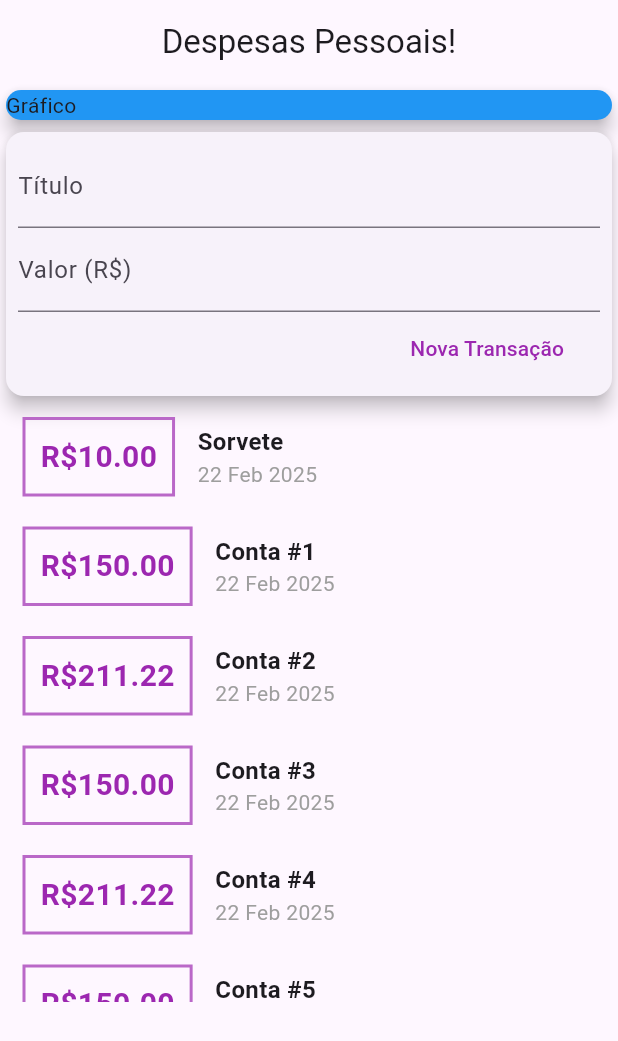
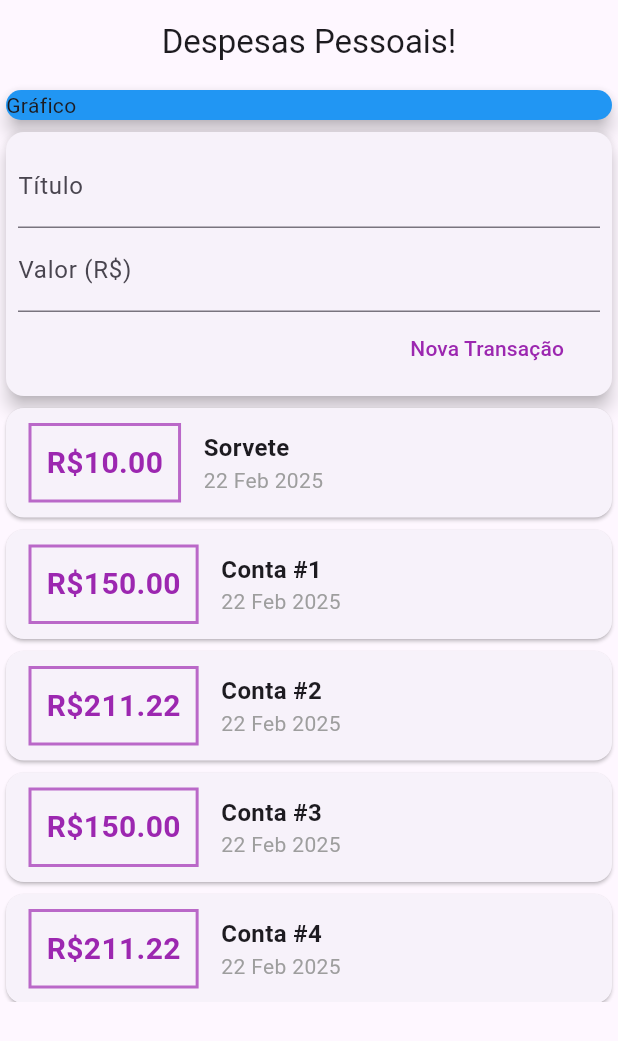
Before and after one commit to gabznavas/dart-flutter-apps, a Flutter app: the screen it shows after launch, on a phone screen of 412 x 824 dp. Shown: the top 1041 px of the screen. Run offline on Flutter 3.47's test engine with Material 3 defaults, Android fonts, the phone set to English and light mode, and no system bars.

Commit message:
recatory with list view builder

```diff
--- a/expenses_flutter/lib/components/transaction_list.dart
+++ b/expenses_flutter/lib/components/transaction_list.dart
@@ -11,26 +11,20 @@ class TransactionList extends StatelessWidget {
   Widget build(BuildContext context) {
     const String dateBrazilFormat = 'd MMM y';
 
-    return Container(
+    return SizedBox(
       height: 400,
-      child: SingleChildScrollView(
-        child: Column(
-          crossAxisAlignment: CrossAxisAlignment.stretch,
-          children:
-              transactions.map((transaction) {
-                return Row(
+      child: ListView.builder(
+        itemCount: transactions.length,
+        itemBuilder: (ctx, index) {
+          final transaction = transactions[index];
+          return Card(
+            child: Row(
               children: [
                 Container(
                   // margin simétrico na horizon e vertical
-                      margin: EdgeInsets.symmetric(
-                        horizontal: 15,
-                        vertical: 10,
-                      ),
+                  margin: EdgeInsets.symmetric(horizontal: 15, vertical: 10),
                   decoration: BoxDecoration(
-                        border: Border.all(
-                          color: Colors.purple.shade300,
-                          width: 2,
-                        ),
+                    border: Border.all(color: Colors.purple.shade300, width: 2),
                   ),
                   padding: EdgeInsets.all(10),
                   child: Text(
@@ -59,9 +53,9 @@ class TransactionList extends StatelessWidget {
                   ],
                 ),
               ],
+            ),
           );
-              }).toList(),
-        ),
+        },
       ),
     );
   }
```
Lines whose indentation alone changed are shown as unchanged.
